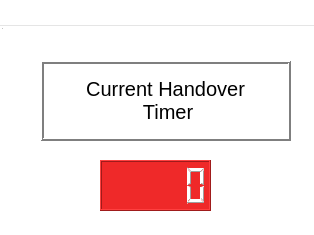
Qt form stl_experiment_ui/user_interface/timer.ui (alapkshirsagar/handovers_kinova_gen3) before a commit.
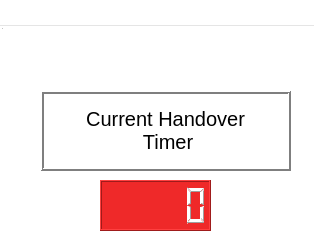
The same form after that commit.

What changed in the file:
```diff
--- a/stl_experiment_ui/user_interface/timer.ui
+++ b/stl_experiment_ui/user_interface/timer.ui
@@ -444,7 +444,7 @@
    <property name="geometry">
     <rect>
      <x>100</x>
-     <y>160</y>
+     <y>180</y>
      <width>111</width>
      <height>51</height>
     </rect>
@@ -487,7 +487,7 @@
    <property name="geometry">
     <rect>
      <x>40</x>
-     <y>60</y>
+     <y>90</y>
      <width>251</width>
      <height>81</height>
     </rect>
@@ -941,7 +941,7 @@
      <x>6</x>
      <y>30</y>
      <width>301</width>
-     <height>20</height>
+     <height>51</height>
     </rect>
    </property>
    <property name="font">
@@ -953,7 +953,7 @@
     <string notr="true">color: rgb(255, 255, 255);</string>
    </property>
    <property name="text">
-    <string>Could not reach in specified time</string>
+    <string>&lt;html&gt;&lt;head/&gt;&lt;body&gt;&lt;p align=&quot;center&quot;&gt;I won't be able to reach your hand &lt;/span&gt;&lt;/p&gt;&lt;p align=&quot;center&quot;&gt;within the specified time limit&lt;/span&gt;&lt;/p&gt;&lt;/body&gt;&lt;/html&gt;</string>
    </property>
    <property name="alignment">
     <set>Qt::AlignCenter</set>
```
Left out of the diff: 6 changed lines with no effect on the pictures.
